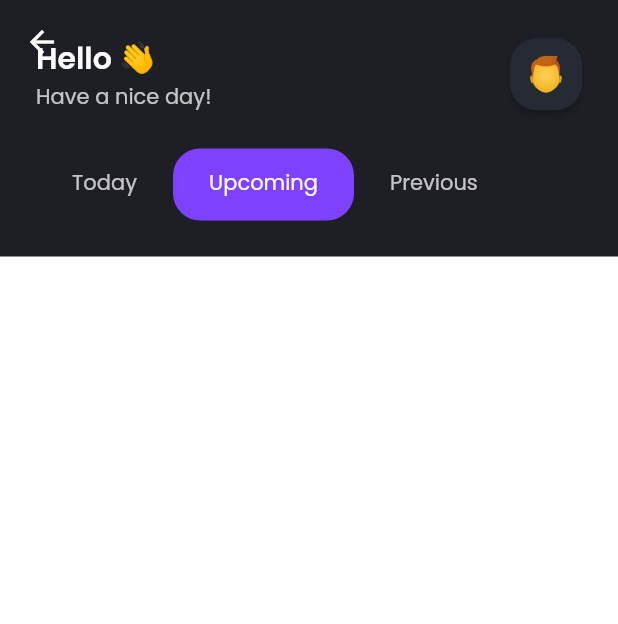
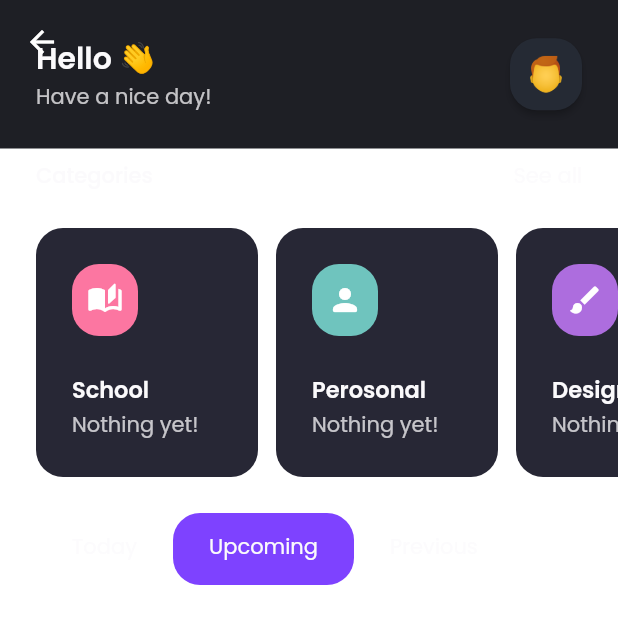
Before and after one commit to federicodesia/task_manager, a Flutter app: the HomeScreen screen opened directly, swiped to page 2, on a phone screen of 412 x 824 dp. Shown: the top 624 px of the screen. Run offline on Flutter 3.47's test engine with Material 2 defaults, Android fonts, the phone set to English and light mode, and no system bars; drawn by our look-alikes of expandable_page_view; our stand-ins replace bloc, flutter_bloc, flutter_svg, percent_indicator; missing offline and left inert: declarative_animated_list; statements that could not run were skipped.

Commit message:
Added categories

```diff
--- /dev/null
+++ b/lib/components/cards/category_card.dart
@@ -0,0 +1,65 @@
+import 'package:flutter/material.dart';
+import 'package:task_manager/constants.dart';
+import 'package:task_manager/models/category.dart';
+
+class CategoryCard extends StatelessWidget{
+
+  final Category category;
+  CategoryCard({this.category});
+
+  @override
+  Widget build(BuildContext context) {
+
+    String _description;
+    if(category.tasks.length == 0) _description = "Nothing yet!";
+    else if(category.allTaskCompleted()) _description = "All done!";
+    else{
+      int remainingTasks = category.tasks.length - category.completedTasksCount();
+      if(remainingTasks == 1) _description = "$remainingTasks Task";
+      else _description = "$remainingTasks Tasks";
+    }
+
+    return Container(
+      decoration: BoxDecoration(
+        color: cCardBackgroundColor,
+        borderRadius: BorderRadius.all(Radius.circular(cBorderRadius))
+      ),
+      padding: EdgeInsets.all(cPadding),
+      child: Column(
+        mainAxisSize: MainAxisSize.min,
+        crossAxisAlignment: CrossAxisAlignment.start,
+        children: [
+          Container(
+            height: cButtonSize,
+            padding: EdgeInsets.all(cButtonPadding),
+            decoration: BoxDecoration(
+              color: category.color,
+              borderRadius: BorderRadius.all(Radius.circular(cBorderRadius))
+            ),
+            child: Icon(
+              category.icon,
+              color: Colors.white,
+            ),
+          ),
+
+          SizedBox(height: cPadding),
+
+          Text(
+            category.name,
+            style: cHeaderTextStyle.copyWith(fontSize: 15.0),
+            maxLines: 1,
+            overflow: TextOverflow.ellipsis,
+          ),
+
+          SizedBox(height: 2.0),
+          Text(
+            _description,
+            style: cLightTextStyle,
+            maxLines: 1,
+            overflow: TextOverflow.ellipsis,
+          )
+        ],
+      )
+    );
+  }
+}
--- /dev/null
+++ b/lib/components/header.dart
@@ -0,0 +1,35 @@
+import 'package:flutter/material.dart';
+import 'package:task_manager/constants.dart';
+
+class Header extends StatelessWidget{
+
+  final String text;
+  final String rightText;
+
+  Header({
+    this.text,
+    this.rightText
+  });
+
+  @override
+  Widget build(BuildContext context) {
+    return Padding(
+      padding: EdgeInsets.symmetric(horizontal: cPadding),
+      child: Row(
+        children: [
+          Expanded(
+            child: Text(
+              text,
+              style: cTitleTextStyle.copyWith(fontSize: 14.0),
+            ),
+          ),
+
+          Text(
+            rightText ?? "",
+            style: cLightTextStyle,
+          )
+        ],
+      ),
+    );
+  }
+}
--- a/lib/components/lists/list_header.dart
+++ b/lib/components/lists/list_header.dart
@@ -12,7 +12,7 @@ class ListHeader extends StatelessWidget{
       padding: EdgeInsets.symmetric(vertical: cHeaderPadding),
       child: Text(
         text,
-        style: cTextStyle
+        style: cTitleTextStyle.copyWith(fontSize: 14.0)
       ),
     );
   }
--- a/lib/constants.dart
+++ b/lib/constants.dart
@@ -9,7 +9,7 @@ Color cBackgroundColor = Color(0xFF1E1F25);
 const Color cPrimaryColor = Color(0xFF7E42FF);
 Color cRedColor = Color(0xFFD32F2F);
 
-Color cCardBackgroundColor = Color(0xFF2A2E3D);
+Color cCardBackgroundColor = Color(0xFF272735);
 Color cOutlinedButtonColor = Color(0xFF2B3039);
 Color cCheckBoxUnselectedColor = Color(0xFF2C2F39);
 
--- a/lib/main.dart
+++ b/lib/main.dart
@@ -21,7 +21,7 @@ class MyApp extends StatelessWidget {
       providers: [
         BlocProvider<MainContextCubit>(create: (context) => MainContextCubit()),
         BlocProvider<TaskBloc>(create: (context) => TaskBloc(taskRepository: TaskRepository())..add(TaskLoaded())),
-        BlocProvider<AppBarCubit>(create: (context) => AppBarCubit()..emit(500)),
+        BlocProvider<AppBarCubit>(create: (context) => AppBarCubit()..emit(1000)),
         BlocProvider<AvailableSpaceCubit>(create: (context) => AvailableSpaceCubit()),
       ],
       child: MaterialApp(
--- /dev/null
+++ b/lib/models/category.dart
@@ -0,0 +1,44 @@
+import 'package:flutter/material.dart';
+import 'package:task_manager/models/task.dart';
+
+class Category{
+  final String name;
+  final Color color;
+  final IconData icon;
+  final List<Task> tasks;
+
+  Category({
+    this.name,
+    this.color = const Color(0xFFFC76A1),
+    this.icon = Icons.category_rounded,
+    this.tasks = const []
+  });
+
+  int completedTasksCount() => tasks.where((task) => task.completed).length;
+  bool allTaskCompleted() => completedTasksCount() == tasks.length;
+}
+
+List<Category> categoryList = <Category>[
+  Category(
+    name: "School",
+    icon: Icons.auto_stories_rounded
+  ),
+
+  Category(
+    name: "Perosonal",
+    color: Color(0xFF6FC4BE),
+    icon: Icons.person_rounded
+  ),
+
+  Category(
+    name: "Design",
+    color: Color(0xFFAD6DDE),
+    icon: Icons.brush_rounded
+  ),
+
+  Category(
+    name: "Groceries",
+    color: Color(0xFFCFB452),
+    icon: Icons.shopping_cart_rounded
+  ),
+];
--- a/lib/screens/home/home_app_bar.dart
+++ b/lib/screens/home/home_app_bar.dart
@@ -1,17 +1,11 @@
 import 'package:flutter/material.dart';
-import 'package:task_manager/models/tab.dart';
 
 import '../../constants.dart';
 import '../../components/rounded_button.dart';
-import '../../components/tab_indicator.dart';
 
 class HomeAppBar extends StatelessWidget{
 
-  final TabController tabController;
-  final Function(int) onTap;
-  final List<MyTab> tabList;
-
-  HomeAppBar({this.tabController, this.onTap, this.tabList});
+  HomeAppBar();
 
   @override
   Widget build(BuildContext context) {
@@ -20,9 +14,7 @@ class HomeAppBar extends StatelessWidget{
       children: [
         Padding(
           padding: EdgeInsets.all(cPadding),
-          child: Column(
-            children: [
-              Row(
+          child: Row(
             mainAxisAlignment: MainAxisAlignment.spaceBetween,
             children: [
 
@@ -53,42 +45,6 @@ class HomeAppBar extends StatelessWidget{
               ),
             ],
           ),
-
-              SizedBox(height: cPadding),
-
-              // Tabs
-              Align(
-                alignment: Alignment.centerLeft,
-                child: Theme(
-                  data: ThemeData(
-                    highlightColor: Colors.transparent,
-                    splashColor: Colors.transparent,
-                    hoverColor: Colors.transparent,
-                  ),
-                  child: TabBar(
-                    controller: tabController,
-                    isScrollable: true,
-                    physics: BouncingScrollPhysics(),
-
-                    indicatorSize: TabBarIndicatorSize.tab,
-                    indicator: TabIndicatorDecoration(),
-                    labelPadding: EdgeInsets.symmetric(horizontal: cPadding),
-
-                    labelStyle: cLightTextStyle,
-                    labelColor: cTextColor,
-                    unselectedLabelColor: cLightTextColor,
-
-                    tabs: List.generate(tabList.length, (index){
-                      return Tab(
-                        text: tabList[index].name
-                      );
-                    }),
-                    onTap: onTap
-                  ),
-                ),
-              )
-            ],
-          ),
         )
       ],
     );
--- a/lib/screens/home/home_screen.dart
+++ b/lib/screens/home/home_screen.dart
@@ -2,6 +2,10 @@ import 'package:expandable_page_view/expandable_page_view.dart';
 import 'package:flutter/material.dart';
 import 'package:flutter_bloc/flutter_bloc.dart';
 import 'package:task_manager/components/aligned_animated_switcher.dart';
+import 'package:task_manager/components/cards/category_card.dart';
+import 'package:task_manager/components/header.dart';
+import 'package:task_manager/components/tab_indicator.dart';
+import 'package:task_manager/models/category.dart';
 import 'package:task_manager/models/tab.dart';
 import 'package:task_manager/screens/home/home_app_bar.dart';
 import 'package:task_manager/components/main/floating_action_button.dart';
@@ -70,22 +74,81 @@ class _HomeScreenState extends State<HomeScreen> with TickerProviderStateMixin{
                             onChange: (Size size){
                               BlocProvider.of<AppBarCubit>(context).emit(size.height);
                             },
-                            child: HomeAppBar(
-                              tabController: tabController,
+                            child: HomeAppBar()
+                          )
+                        ),
+
+                        SliverToBoxAdapter(
+                          child: Column(
+                            children: [
+                              SizedBox(height: cPadding - cHeaderPadding),
+                              Header(
+                                text: "Categories",
+                                rightText: "See all",
+                              ),
+                              SizedBox(height: cPadding),
+
+                              SingleChildScrollView(
+                                scrollDirection: Axis.horizontal,
+                                physics: BouncingScrollPhysics(),
+                                padding: EdgeInsets.symmetric(horizontal: cPadding),
+                                child: Row(
+                                  children: List.generate(categoryList.length, (index){
+                                    return Container(
+                                      width: 148.0,
+                                      margin: EdgeInsets.only(right: index == categoryList.length - 1 ? 0.0 : 12.0),
+                                      child: CategoryCard(
+                                        category: categoryList[index]
+                                      ),
+                                    );
+                                  }),
+                                ),
+                              ),
+
+                              SizedBox(height: cPadding),
+
+                              // Tabs
+                              Padding(
+                                padding: EdgeInsets.symmetric(horizontal: cPadding),
+                                child: Align(
+                                  alignment: Alignment.centerLeft,
+                                  child: Theme(
+                                    data: ThemeData(
+                                      highlightColor: Colors.transparent,
+                                      splashColor: Colors.transparent,
+                                      hoverColor: Colors.transparent,
+                                    ),
+                                    child: TabBar(
+                                      controller: tabController,
+                                      isScrollable: true,
+                                      physics: BouncingScrollPhysics(),
+
+                                      indicatorSize: TabBarIndicatorSize.tab,
+                                      indicator: TabIndicatorDecoration(),
+                                      labelPadding: EdgeInsets.symmetric(horizontal: cPadding),
+
+                                      labelStyle: cLightTextStyle,
+                                      labelColor: cTextColor,
+                                      unselectedLabelColor: cLightTextColor,
+
+                                      tabs: List.generate(tabList.length, (index){
+                                        return Tab(
+                                          text: tabList[index].name
+                                        );
+                                      }),
                                       onTap: (index){
                                         pageController.animateToPage(
                                           index,
                                           duration: kTabScrollDuration,
                                           curve: Curves.ease
                                         );
-                              },
-                              tabList: tabList
-                            )
-                          )
+                                      }
+                                    ),
+                                  ),
+                                ),
                               ),
 
-                        SliverToBoxAdapter(
-                          child: ExpandablePageView.builder(
+                              ExpandablePageView.builder(
                                 controller: pageController,
                                 physics: BouncingScrollPhysics(),
                                 itemCount: tabList.length,
@@ -109,6 +172,8 @@ class _HomeScreenState extends State<HomeScreen> with TickerProviderStateMixin{
                                   }
                                 },
                               )
+                            ],
+                          ),
                         ),
                       ]
                     ),
--- a/lib/screens/home/tabs/today_tab.dart
+++ b/lib/screens/home/tabs/today_tab.dart
@@ -51,7 +51,7 @@ class _TodayTabState extends State<TodayTab>{
             child = Column(
               mainAxisAlignment: MainAxisAlignment.start,
               children: [
-                ProgressSummary(
+                /*ProgressSummary(
                   header: "Today's progress summary",
                   completed: tasksList.where((task) => task.completed).length,
                   total: tasksList.length,
@@ -59,7 +59,7 @@ class _TodayTabState extends State<TodayTab>{
                   finishedDescription: "You completed all the tasks! 🎉",
                 ),
 
-                SizedBox(height: cPadding - cHeaderPadding),
+                SizedBox(height: cPadding - cHeaderPadding),*/
 
                 AnimatedTaskList(
                   headerTitle: "Tasks",
```
Lines whose indentation alone changed are shown as unchanged.
